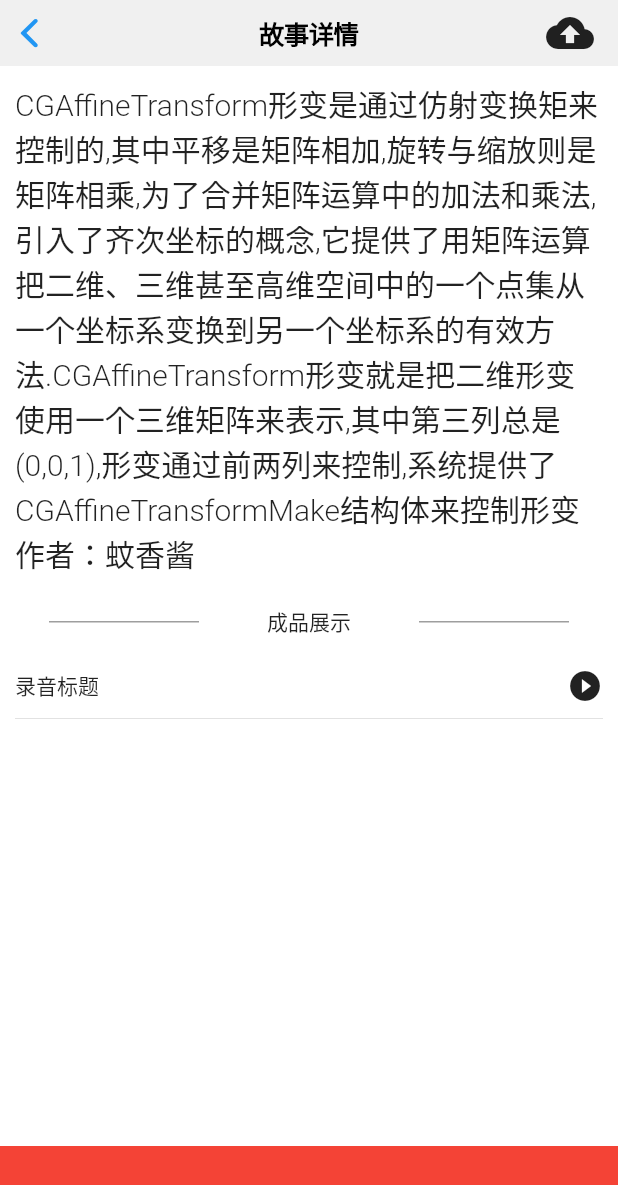
After one commit to ixzk/KidKid-Flutter, a Flutter app: the Story screen opened directly, after a tap on "我是标题啊啊啊啊啊", on a phone screen of 412 x 824 dp. The commit adds this screen. Shown: the top 1185 px of the screen. Run offline on Flutter 3.47's test engine with Material 2 defaults, Android fonts, the phone set to English and light mode, and no system bars; our stand-ins replace audioplayers, chewie, dio, flutter_swiper, video_player, webview_flutter; generated files the repository leaves out were written again; network calls fail.

Commit message:
[故事] 新增故事列表和故事详情

```diff
--- a/lib/pages/music/music.dart
+++ b/lib/pages/music/music.dart
@@ -5,6 +5,7 @@ import 'package:kidkid/pages/board/draw_board.dart';
 import 'package:kidkid/pages/game/game.dart';
 import 'package:kidkid/pages/music/music_more.dart';
 import 'package:kidkid/pages/player/player.dart';
+import 'package:kidkid/pages/story/story.dart';
 import 'package:kidkid/providers/game_provider.dart';
 import 'package:kidkid/providers/music_provider.dart';
 import 'package:kidkid/util/global_colors.dart';
@@ -67,7 +68,18 @@ class Music extends StatelessWidget {
                               ],
                               child:Game()
                             )),
-                          MusicTypeItem(name: '家长中心', image: Image.asset('images/music/jiazhang.png')),
+                          MusicTypeItem(
+                            name: '录制故事',
+                            image: Image.asset('images/music/jiazhang.png'),
+                            onTap: (context) => MultiProvider(
+                              providers: [
+                                ChangeNotifierProvider<GameProvider>.value(
+                                  value: GameProvider(),
+                                )
+                              ],
+                              child:Story()
+                            )
+                          ),
                         ],
                       )
                     ],
--- /dev/null
+++ b/lib/pages/story/story.dart
@@ -0,0 +1,70 @@
+// 故事列表页面
+
+import 'package:flutter/cupertino.dart';
+import 'package:flutter/material.dart';
+import 'package:kidkid/pages/story/story_detail.dart';
+import 'package:kidkid/util/global_colors.dart';
+
+class Story extends StatelessWidget {
+  @override
+  Widget build(BuildContext context) {
+    return Material(
+      child: CupertinoPageScaffold(
+      backgroundColor: GlobalColors.bgColor,
+        navigationBar: CupertinoNavigationBar(
+          border: null,
+          backgroundColor: GlobalColors.white,
+          actionsForegroundColor: GlobalColors.red,
+          middle: Text('故事列表')
+        ),
+        child: ListView.builder(
+          itemCount: 10,
+          itemBuilder: (context, index) {
+            return GestureDetector(
+              onTap: () {
+                Navigator.push(context, MaterialPageRoute(
+                  builder: (context) => StoryDetail()
+                ));
+              },
+              child: Container(
+                height: 150.0,
+                margin: EdgeInsets.symmetric(vertical: 10.0, horizontal: 20.0),
+                padding: EdgeInsets.all(10.0),
+                decoration: BoxDecoration(
+                  borderRadius: BorderRadius.circular(10.0),
+                  color: Colors.white,
+                ),
+                child: Column(
+                  crossAxisAlignment: CrossAxisAlignment.start,
+                  children: <Widget>[
+                    Row(
+                      mainAxisAlignment: MainAxisAlignment.spaceBetween,
+                      children: <Widget>[
+                        Row(
+                          children: <Widget>[
+                            Icon(Icons.title),
+                            Text("我是标题啊啊啊啊啊", style: TextStyle(fontWeight: FontWeight.bold, fontSize: 18.0))
+                          ],
+                        ),
+                        Text("作者")
+                      ],
+                    ),
+                    SizedBox(height: 10.0),
+                    Text("1、上报问题的提单规则：bug标题名称为【数据上报】+内容； 2、bug修复说明打分：0分：填写内容没分析价值，例如“done、已解决”；60分：只简单描述问题原因，不能对根本原因分析起到帮助，例如server端问题、代码逻辑错误；80分：有产生原因和修复方法说明，其他角色能看懂，并对分析和测试回归提供明确方向；100分：对bug产生原因和解决方法有详细说明，对避免出现同样问题有借鉴作用。 建议类问题，说明可较简单，测试人员缺省给80分。",
+                      style: TextStyle(
+                        fontWeight: FontWeight.w300
+                      ),
+                      overflow: TextOverflow.ellipsis,
+                      softWrap: true,
+                      maxLines: 4,
+                    )
+                  ],
+                ),
+              )
+            );
+          },
+        )
+      )
+    );
+  }
+}
--- /dev/null
+++ b/lib/pages/story/story_detail.dart
@@ -0,0 +1,76 @@
+// 故事详情页面
+
+import 'package:flutter/cupertino.dart';
+import 'package:flutter/material.dart';
+import 'package:kidkid/util/global_colors.dart';
+
+class StoryDetail extends StatelessWidget {
+  @override
+  Widget build(BuildContext context) {
+    return Material(
+      child: CupertinoPageScaffold(
+      backgroundColor: GlobalColors.bgColor,
+        navigationBar: CupertinoNavigationBar(
+          border: null,
+          backgroundColor: GlobalColors.white,
+          actionsForegroundColor: GlobalColors.red,
+          middle: Text('故事详情'),
+          trailing: Icon(Icons.cloud_upload),
+        ),
+        child: Container(
+          color: GlobalColors.white,
+          child: Column(
+            children: <Widget>[
+              Expanded(
+                child: ListView(
+                  padding: EdgeInsets.all(10.0),
+                  children: <Widget>[
+                    Text("CGAffineTransform形变是通过仿射变换矩来控制的,其中平移是矩阵相加,旋转与缩放则是矩阵相乘,为了合并矩阵运算中的加法和乘法,引入了齐次坐标的概念,它提供了用矩阵运算把二维、三维甚至高维空间中的一个点集从一个坐标系变换到另一个坐标系的有效方法.CGAffineTransform形变就是把二维形变使用一个三维矩阵来表示,其中第三列总是(0,0,1),形变通过前两列来控制,系统提供了CGAffineTransformMake结构体来控制形变作者：蚊香酱",
+                      style: TextStyle(fontWeight: FontWeight.w300, fontSize: 20.0),
+                    ),
+                    Container(
+                      margin: EdgeInsets.symmetric(vertical: 20.0),
+                      child: Row(
+                        mainAxisAlignment: MainAxisAlignment.spaceAround,
+                        children: <Widget>[
+                          Container(
+                            width: 100.0,
+                            height: 1.0,
+                            color: Colors.grey,
+                          ),
+                          Text("成品展示"),
+                          Container(
+                            width: 100.0,
+                            height: 1.0,
+                            color: Colors.grey,
+                          )
+                        ],
+                      ),
+                    ),
+                    Container(
+                      padding: EdgeInsets.only(bottom: 10.0),
+                      decoration: BoxDecoration(
+                        border: Border(bottom: BorderSide(width: 0.2, color: Colors.grey))
+                      ),
+                      child: Row(
+                        mainAxisAlignment: MainAxisAlignment.spaceBetween,
+                        children: <Widget>[
+                          Text("录音标题"),
+                          Icon(Icons.play_circle_filled)
+                        ],
+                      )
+                    )
+                  ],
+                )
+              ),
+              Container(
+                height: 60.0,
+                color: Colors.red,
+              )
+            ],
+          ),
+        )
+      )
+    );
+  }
+}
```
Also changed, not shown: lib/pages/board/draw_list.dart (added), 1 other file.
